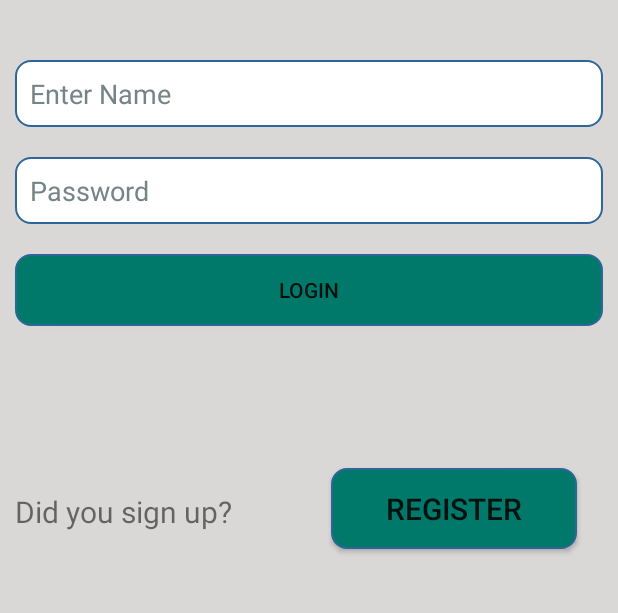
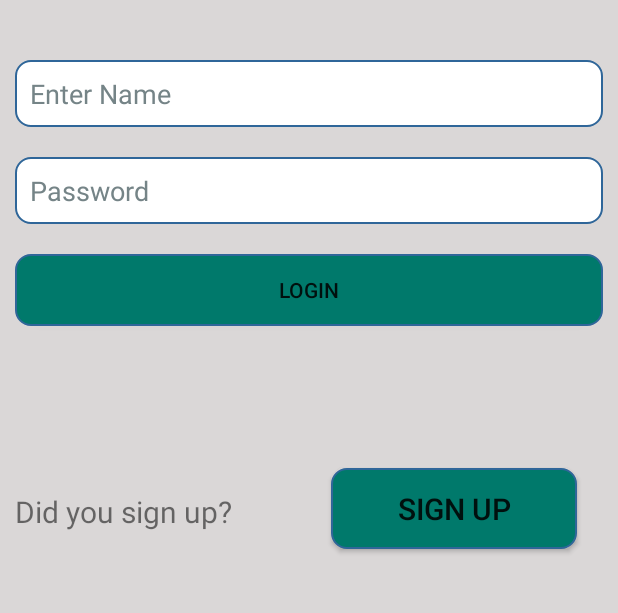
Before and after one commit to nadav152/okMatka, an Android app: the screen it shows after launch (Activity_Login), on a phone screen of 412 x 824 dp, the part 387-1000 px from its top. Run offline under Robolectric (Android 15) with nearby library versions, the phone set to English and light mode, and no system bars.

Commit message:
switching screen works

```diff
--- a/app/src/main/java/com/example/okmatka/Activity_Login.java
+++ b/app/src/main/java/com/example/okmatka/Activity_Login.java
@@ -7,19 +7,18 @@ import android.widget.Button;
 import android.widget.EditText;
 import android.widget.Toast;
 
-
 import androidx.appcompat.app.AppCompatActivity;
 
 
 public class Activity_Login extends AppCompatActivity {
 
-    private Button Login_BTN_login, Login_BTN_register;
+    private Button Login_BTN_login, Login_BTN_signup;
     private EditText Login_EDT_password, Login_EDT_enterName;
 
     @Override
     protected void onCreate(Bundle savedInstanceState) {
         super.onCreate(savedInstanceState);
-        setContentView(R.layout.activity_login);
+        setContentView(R.layout.activity__login);
         findView();
 
         Login_BTN_login.setOnClickListener(new View.OnClickListener() {
@@ -35,7 +34,7 @@ public class Activity_Login extends AppCompatActivity {
             }
         });
 
-        Login_BTN_register.setOnClickListener(new View.OnClickListener() {
+        Login_BTN_signup.setOnClickListener(new View.OnClickListener() {
             @Override
             public void onClick(View view) {
                 Intent loginIntent = new Intent(Activity_Login.this, Activity_Register.class);
@@ -49,8 +48,8 @@ public class Activity_Login extends AppCompatActivity {
         Login_BTN_login = findViewById(R.id.Login_BTN_login);
         Login_EDT_enterName = findViewById(R.id.Login_EDT_enterName);
         Login_EDT_password = findViewById(R.id.Login_EDT_password);
-        Login_BTN_register = findViewById(R.id.Login_BTN_register);
+        Login_BTN_signup = findViewById(R.id.Login_BTN_signup);
     }
 }
 
-//TODO fix the onClick method!!
+//TODO create a method that logs in to the user!!
--- a/app/src/main/res/layout/activity_login.xml
+++ b/app/src/main/res/layout/activity__login.xml
@@ -1,11 +1,11 @@
 <?xml version="1.0" encoding="utf-8"?>
-<androidx.constraintlayout.widget.ConstraintLayout
-    xmlns:android="http://schemas.android.com/apk/res/android"
+<androidx.constraintlayout.widget.ConstraintLayout xmlns:android="http://schemas.android.com/apk/res/android"
     xmlns:tools="http://schemas.android.com/tools"
     android:layout_width="match_parent"
     android:layout_height="match_parent"
-    tools:context=".Activity_Login"
-    android:background="@color/backColor">
+    android:background="@color/backColor"
+    tools:context=".Activity_Login">
+
 
     <RelativeLayout
         android:layout_width="match_parent"
@@ -21,8 +21,9 @@
             android:fontFamily="@font/indigo_daisy"
             android:layout_marginLeft="30dp"
             android:layout_marginTop="100dp"
-            android:text="Login App"
-            android:textSize="45sp" />
+            android:text="@string/login_app"
+            android:textSize="45sp"
+            android:layout_marginStart="30dp" />
 
         <ImageView
             android:id="@+id/Login_IMG_appLogo"
@@ -35,7 +36,9 @@
             android:layout_marginTop="-88dp"
             android:layout_marginEnd="45dp"
             android:layout_marginRight="45dp"
-            android:src="@drawable/img_mainlogo_jpg" />
+            android:src="@drawable/img_mainlogo_jpg"
+            android:layout_marginStart="100dp"
+            android:contentDescription="@string/app_name" />
 
         <EditText
             android:id="@+id/Login_EDT_enterName"
@@ -46,11 +49,13 @@
             android:layout_marginTop="40dp"
             android:layout_marginRight="10dp"
             android:layout_marginBottom="10dp"
+            android:inputType="textPersonName"
             android:background="@drawable/rounded_edittext"
-            android:hint="Enter Name"
+            android:hint="@string/enter_name"
             android:padding="10dp"
             android:textColorHighlight="#ff7eff15"
-            android:textColorHint="#758487" />
+            android:textColorHint="#758487"
+            android:autofillHints="i think its your own name" />
 
         <EditText
             android:id="@+id/Login_EDT_password"
@@ -62,10 +67,11 @@
             android:layout_marginRight="10dp"
             android:layout_marginBottom="10dp"
             android:background="@drawable/rounded_edittext"
-            android:hint="Password"
+            android:hint="@string/passowrd"
             android:inputType="textPassword"
             android:padding="10dp"
-            android:textColorHint="#758487" />
+            android:textColorHint="#758487"
+            android:autofillHints="maybe its something personal" />
 
         <Button
             android:id="@+id/Login_BTN_login"
@@ -77,7 +83,7 @@
             android:layout_marginRight="10dp"
             android:layout_marginBottom="10dp"
             android:background="@drawable/rounded_greeencolor"
-            android:text="login" />
+            android:text="@string/login" />
 
         <TextView
             android:id="@+id/Login_LBL_Question"
@@ -88,12 +94,12 @@
             android:layout_alignParentLeft="true"
             android:layout_marginLeft="10dp"
             android:layout_marginTop="100dp"
-            android:text="Did you sign up?"
-            android:textSize="20dp"
+            android:text="@string/did_you_sign_up"
+            android:textSize="20sp"
             android:layout_marginStart="10dp" />
 
         <Button
-            android:id="@+id/Login_BTN_register"
+            android:id="@+id/Login_BTN_signup"
             android:layout_width="164dp"
             android:layout_height="53dp"
             android:layout_alignTop="@+id/Login_LBL_Question"
@@ -105,10 +111,11 @@
             android:layout_marginRight="27dp"
             android:layout_marginBottom="-11dp"
             android:background="@drawable/rounded_greeencolor"
-            android:text="@string/register"
-            android:textSize="20dp" />
+            android:text="@string/signUp"
+            android:textSize="20sp" />
 
 
     </RelativeLayout>
 
+
 </androidx.constraintlayout.widget.ConstraintLayout>
--- a/app/src/main/res/values/strings.xml
+++ b/app/src/main/res/values/strings.xml
@@ -2,7 +2,7 @@
     <string name="app_name">okMatka</string>
     <string name="hello_world">Hello world!</string>
     <string name="action_settings">Settings</string>
-    <string name="email">Email Id</string>
+    <string name="email">Email</string>
     <string name="passowrd">Password</string>
     <string name="login">LOGIN</string>
     <string name="show_pwd">Show Password</string>
@@ -17,9 +17,13 @@
     <string name="terms_conditions">By clicking SignUp you agree all the Terms and Conditions.</string>
     <string name="signUp">SIGN UP</string>
     <string name="already_user">Already have Account? Login here.</string>
-    <string name="registered_emailid">Please enter your Registered Email Id below:</string>
-    <string name="submit">SUBMIT</string>
-    <string name="back">BACK</string>
     <string name="close" translatable="false">Close</string>
-    <string name="register">Register</string>
+    <string name="register">Register</string>"
+    <string name="password">Password</string>
+    <string name="re_type_password">Re-type Password</string>
+    <string name="register_app">register app</string>
+    <string name="this_will_be_the_app_logo">this will be the app logo</string>
+    <string name="enter_name">Enter Name</string>
+    <string name="login_app">Login App</string>
+    <string name="did_you_sign_up">Did you sign up?</string>
 </resources>
```
Also changed, not shown: app/src/main/AndroidManifest.xml (+7 -7 lines), app/src/main/java/com/example/okmatka/Activity_Register.java (+41 -17 lines), app/src/main/res/layout/activity_register.xml (+20 -13 lines).
